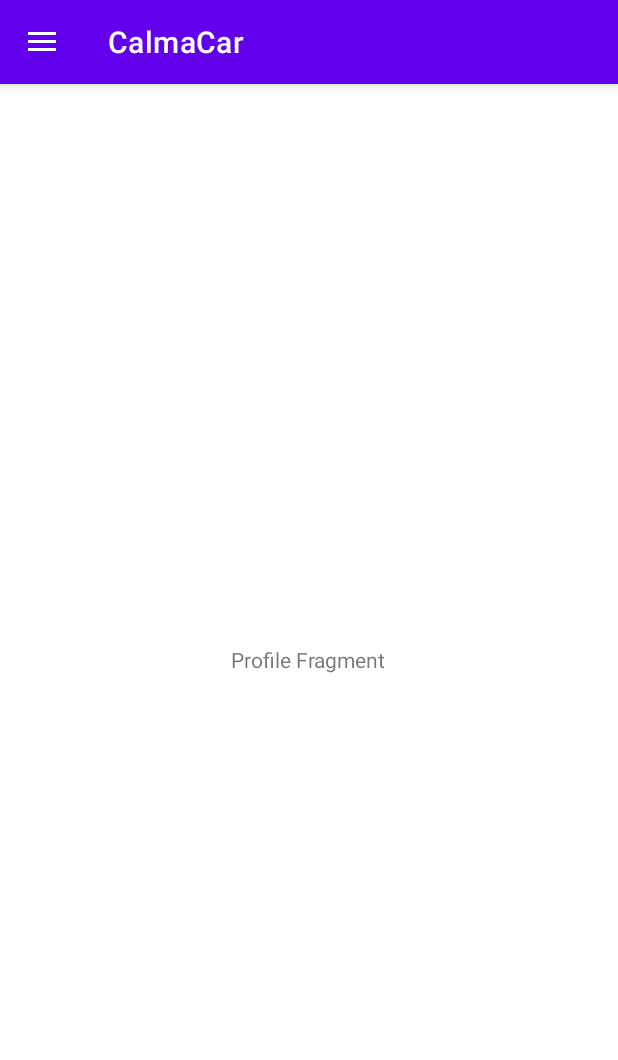
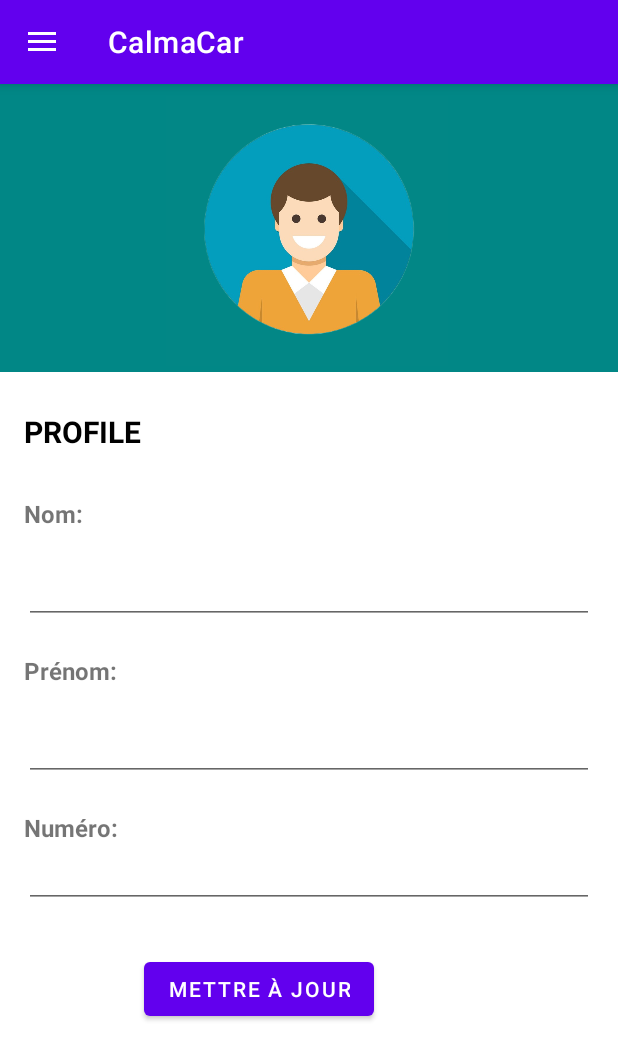
Before and after one commit to mazouakh/CalmaCar, an Android app: the fragment ProfileFragment placed in its activity, on a phone screen of 412 x 824 dp. Shown: the top 1060 px of the screen. Run offline under Robolectric (Android 15) with nearby library versions, the phone set to English and light mode, and no system bars; our stand-ins replace Firebase (no records; nobody signed in at launch, a user with empty details on screens opened directly).

Commit message:
Ajoute profile fragment xml

```diff
--- a/app/src/main/res/layout/fragment_profile.xml
+++ b/app/src/main/res/layout/fragment_profile.xml
@@ -3,19 +3,100 @@
     xmlns:tools="http://schemas.android.com/tools"
     android:layout_width="match_parent"
     android:layout_height="match_parent"
-    tools:context=".ProfileFragment">
+    tools:context=".ProfileFragment"
+    android:orientation="vertical">
 
     <LinearLayout
         android:layout_width="match_parent"
         android:layout_height="match_parent"
-        android:orientation="vertical"
-        android:gravity="center">
+        android:orientation="vertical">
+        <LinearLayout
+            android:id="@+id/loginlayout"
+            android:layout_width="match_parent"
+            android:layout_height="0dp"
+            android:layout_weight="1"
+            android:orientation="vertical"
+            android:background="@color/teal_700"
+            android:gravity="center"
+            android:paddingLeft="16dp"
+            android:paddingRight="16dp">
+            <ImageView
+                android:layout_width="match_parent"
+                android:layout_height="match_parent"
+                android:src="@drawable/img_profile"
+                />
+        </LinearLayout>
+        <LinearLayout
+            android:layout_width="match_parent"
+            android:layout_height="0dp"
+            android:orientation="vertical"
+            android:padding="16dp"
+            android:layout_weight="3"
+            >
+            <TextView
+                android:layout_width="match_parent"
+                android:layout_height="wrap_content"
+                android:gravity="start"
+                android:layout_marginVertical="10dp"
+                android:textSize="20sp"
+                android:textStyle="bold"
+                android:textColor="@color/black"
+                android:textAllCaps="true"
+                android:text="Profile"
+                android:layout_gravity="center"/>
 
-        <TextView
-            android:layout_width="wrap_content"
-            android:layout_height="wrap_content"
-            android:text="Profile Fragment" />
+            <TextView
+                android:layout_width="match_parent"
+                android:layout_height="wrap_content"
+                android:text="Nom:"
+                android:textSize="16sp"
+                android:layout_marginTop="20dp"
+                android:textStyle="bold" />
 
+            <EditText
+                android:id="@+id/et_firstname"
+                android:layout_width="match_parent"
+                android:layout_height="wrap_content"
+                android:textSize="16sp"
+                android:layout_marginTop="20dp"/>
+
+            <TextView
+                android:layout_width="match_parent"
+                android:layout_height="wrap_content"
+                android:text="Prénom:"
+                android:textSize="16sp"
+                android:textStyle="bold"
+                android:layout_marginTop="20dp"/>
+
+            <EditText
+                android:id="@+id/et_lastname"
+                android:layout_width="match_parent"
+                android:layout_height="wrap_content"
+                android:textSize="16sp"
+                android:layout_marginTop="20dp"/>
+
+            <TextView
+                android:layout_width="match_parent"
+                android:layout_height="wrap_content"
+                android:text="Numéro:"
+                android:textSize="16sp"
+                android:textStyle="bold"
+                android:layout_marginTop="20dp"/>
+
+            <EditText
+                android:id="@+id/et_phoneNumber"
+                android:layout_width="match_parent"
+                android:layout_height="wrap_content"
+                android:textSize="16sp"/>
+            <Button
+                android:id="@+id/btn_signup"
+                android:layout_width="wrap_content"
+                android:layout_height="wrap_content"
+                android:layout_marginVertical="30dp"
+                android:layout_marginLeft="80dp"
+                android:text="Mettre à jour"/>
+
+        </LinearLayout>
     </LinearLayout>
 
 </FrameLayout>
```
